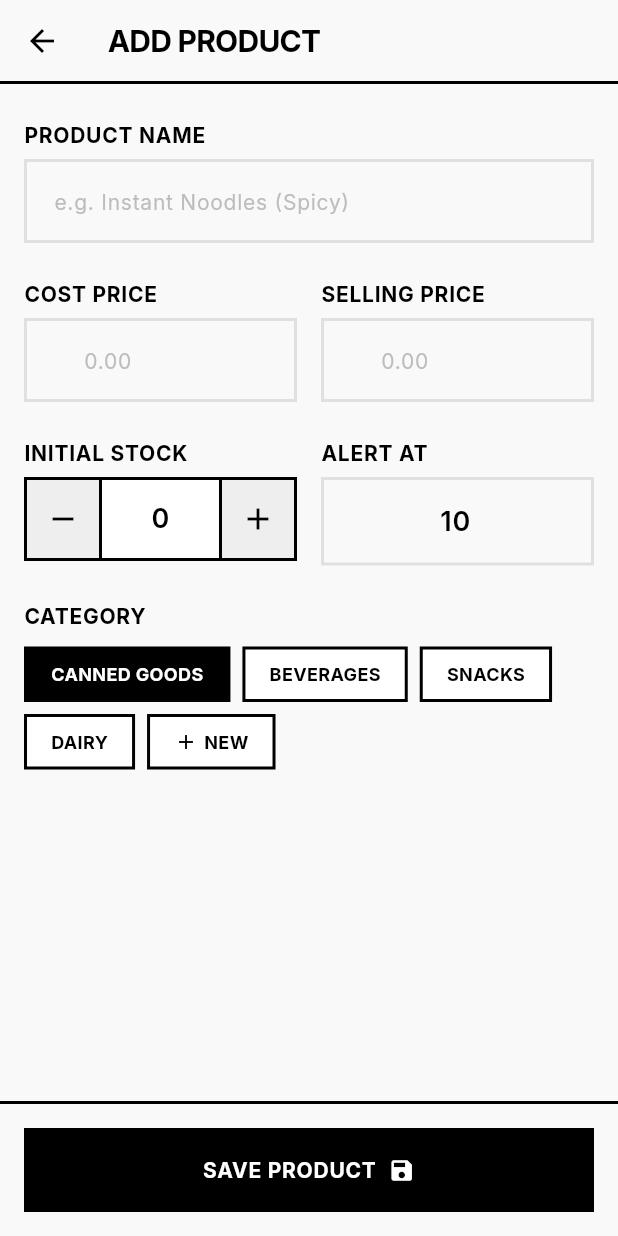
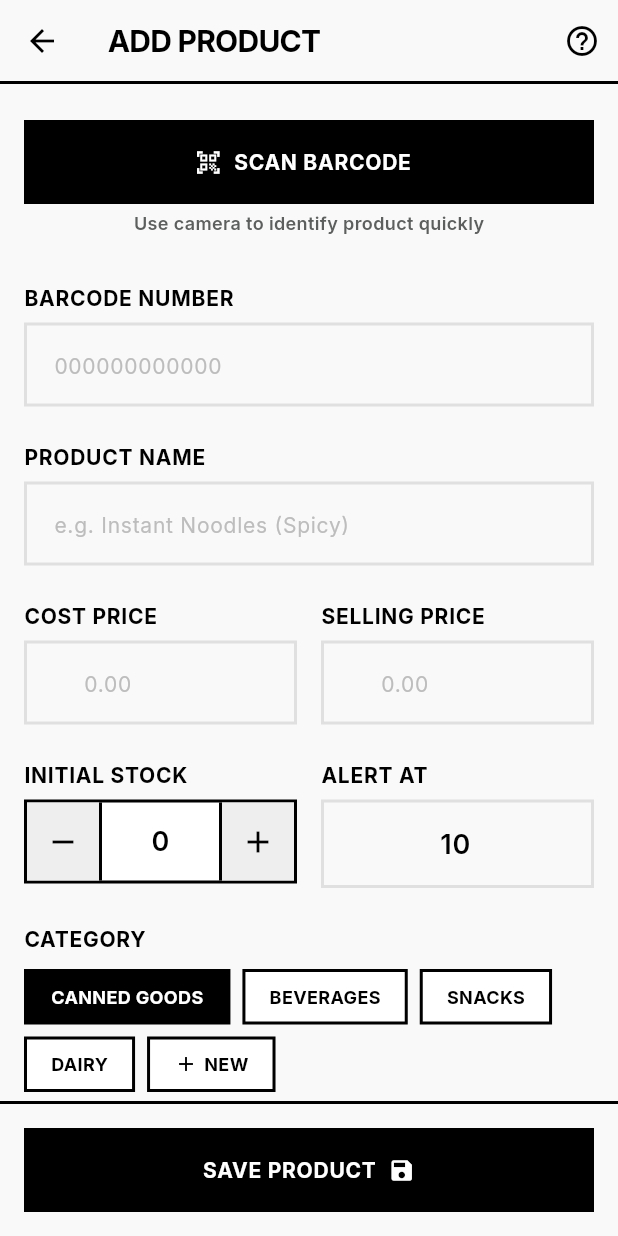
Before and after one commit to User-Suuro/sariapp-flutter, a Flutter app: the ProductForm screen opened directly, on a phone screen of 412 x 824 dp. Run offline on Flutter 3.47's test engine with Material 3 defaults, Android fonts, the phone set to English and light mode, and no system bars; our stand-ins replace flutter_dotenv, google_fonts, supabase_flutter; accounts and stored records are empty; network calls fail.

```diff
--- a/lib/routes/products/product_form.dart
+++ b/lib/routes/products/product_form.dart
@@ -12,6 +12,8 @@ class ProductForm extends StatefulWidget {
 
 class _ProductFormState extends State<ProductForm> {
   final _formKey = GlobalKey<FormState>();
+
+  final _barcodeController = TextEditingController();
   final _nameController = TextEditingController();
   final _costPriceController = TextEditingController();
   final _sellingPriceController = TextEditingController();
@@ -23,6 +25,7 @@ class _ProductFormState extends State<ProductForm> {
 
   @override
   void dispose() {
+    _barcodeController.dispose();
     _nameController.dispose();
     _costPriceController.dispose();
     _sellingPriceController.dispose();
@@ -30,11 +33,17 @@ class _ProductFormState extends State<ProductForm> {
     super.dispose();
   }
 
-  InputDecoration _inputDecoration({required String hintText, Widget? prefix}) {
+  InputDecoration _inputDecoration({
+    required String hintText,
+    Widget? prefix,
+  }) {
     return InputDecoration(
       hintText: hintText,
       prefix: prefix,
-      hintStyle: GoogleFonts.inter(color: Colors.grey.shade400, fontSize: 14),
+      hintStyle: GoogleFonts.inter(
+        color: Colors.grey.shade400,
+        fontSize: 14,
+      ),
       enabledBorder: OutlineInputBorder(
         borderSide: BorderSide(color: Colors.grey.shade300, width: 2.0),
         borderRadius: BorderRadius.zero,
@@ -153,10 +162,7 @@ class _ProductFormState extends State<ProductForm> {
                   });
                 },
                 child: Container(
-                  padding: const EdgeInsets.symmetric(
-                    horizontal: 16,
-                    vertical: 8,
-                  ),
+                  padding: const EdgeInsets.symmetric(horizontal: 16, vertical: 8),
                   decoration: BoxDecoration(
                     color: isSelected ? Colors.black : Colors.white,
                     border: Border.all(color: Colors.black, width: 2.0),
@@ -184,10 +190,7 @@ class _ProductFormState extends State<ProductForm> {
                 );
               },
               child: Container(
-                padding: const EdgeInsets.symmetric(
-                  horizontal: 16,
-                  vertical: 8,
-                ),
+                padding: const EdgeInsets.symmetric(horizontal: 16, vertical: 8),
                 decoration: BoxDecoration(
                   color: Colors.white,
                   border: Border.all(color: Colors.black, width: 2.0),
@@ -210,7 +213,7 @@ class _ProductFormState extends State<ProductForm> {
               ),
             ),
           ],
-        ),
+        )
       ],
     );
   }
@@ -246,18 +249,24 @@ class _ProductFormState extends State<ProductForm> {
       final category = _selectedCategory;
 
       // Insert product and query returned id
-      await Supabase.instance.client
-          .from('products')
-          .insert({
+      final response = await Supabase.instance.client.from('products').insert({
         'name': name,
         'desc': 'No description',
         'qty': qty,
         'price': costPrice,
         'price_sale': sellingPrice,
         'category': category,
-          })
-          .select('id')
-          .single();
+      }).select('id').single();
+
+      final insertedId = response['id'];
+
+      final barcodeStr = _barcodeController.text.trim();
+      if (barcodeStr.isNotEmpty) {
+        await Supabase.instance.client.from('product_barcode').insert({
+          'id': barcodeStr,
+          'product_id': insertedId,
+        });
+      }
 
       if (mounted) {
         ScaffoldMessenger.of(context).showSnackBar(
@@ -296,7 +305,12 @@ class _ProductFormState extends State<ProductForm> {
         preferredSize: const Size.fromHeight(56.0),
         child: Container(
           decoration: const BoxDecoration(
-            border: Border(bottom: BorderSide(color: Colors.black, width: 2.0)),
+            border: Border(
+              bottom: BorderSide(
+                color: Colors.black,
+                width: 2.0,
+              ),
+            ),
           ),
           child: AppBar(
             backgroundColor: const Color(0xFFF9F9F9),
@@ -314,6 +328,20 @@ class _ProductFormState extends State<ProductForm> {
                 letterSpacing: -0.5,
               ),
             ),
+            actions: [
+              IconButton(
+                icon: const Icon(Icons.help_outline, color: Colors.black),
+                onPressed: () {
+                  ScaffoldMessenger.of(context).showSnackBar(
+                    const SnackBar(
+                      content: Text('Enter barcode and details to add a new product.'),
+                      behavior: SnackBarBehavior.floating,
+                      backgroundColor: Colors.black,
+                    ),
+                  );
+                },
+              ),
+            ],
           ),
         ),
       ),
@@ -321,22 +349,69 @@ class _ProductFormState extends State<ProductForm> {
         child: Center(
           child: Container(
             constraints: const BoxConstraints(maxWidth: 672),
-            padding: const EdgeInsets.symmetric(
-              horizontal: 16.0,
-              vertical: 24.0,
-            ),
+            padding: const EdgeInsets.symmetric(horizontal: 16.0, vertical: 24.0),
             child: Form(
               key: _formKey,
               child: Column(
                 crossAxisAlignment: CrossAxisAlignment.start,
                 children: [
+                  SizedBox(
+                    width: double.infinity,
+                    height: 56,
+                    child: ElevatedButton.icon(
+                      onPressed: () {
+                        ScaffoldMessenger.of(context).showSnackBar(
+                          const SnackBar(
+                            content: Text('Barcode scanner helper starting...'),
+                            behavior: SnackBarBehavior.floating,
+                            backgroundColor: Colors.black,
+                          ),
+                        );
+                      },
+                      icon: const Icon(Icons.qr_code_scanner, color: Colors.white),
+                      label: Text(
+                        'SCAN BARCODE',
+                        style: GoogleFonts.inter(
+                          fontSize: 14,
+                          fontWeight: FontWeight.w700,
+                          letterSpacing: 0.5,
+                        ),
+                      ),
+                      style: ElevatedButton.styleFrom(
+                        backgroundColor: Colors.black,
+                        foregroundColor: Colors.white,
+                        elevation: 0,
+                        shape: const RoundedRectangleBorder(
+                          borderRadius: BorderRadius.zero,
+                        ),
+                      ),
+                    ),
+                  ),
+                  Center(
+                    child: Padding(
+                      padding: const EdgeInsets.only(top: 4, bottom: 32),
+                      child: Text(
+                        'Use camera to identify product quickly',
+                        style: GoogleFonts.inter(
+                          fontSize: 12,
+                          fontWeight: FontWeight.w600,
+                          color: const Color(0xFF5D5F5F),
+                        ),
+                      ),
+                    ),
+                  ),
+                  _buildFieldLabel('Barcode Number'),
+                  TextFormField(
+                    controller: _barcodeController,
+                    style: GoogleFonts.inter(fontSize: 16, color: Colors.black),
+                    decoration: _inputDecoration(hintText: '000000000000'),
+                  ),
+                  const SizedBox(height: 24),
                   _buildFieldLabel('Product Name'),
                   TextFormField(
                     controller: _nameController,
                     style: GoogleFonts.inter(fontSize: 16, color: Colors.black),
-                    decoration: _inputDecoration(
-                      hintText: 'e.g. Instant Noodles (Spicy)',
-                    ),
+                    decoration: _inputDecoration(hintText: 'e.g. Instant Noodles (Spicy)'),
                     validator: Validators.compose([
                       Validators.required('Product Name'),
                       Validators.minLength(3),
@@ -353,14 +428,8 @@ class _ProductFormState extends State<ProductForm> {
                             _buildFieldLabel('Cost Price'),
                             TextFormField(
                               controller: _costPriceController,
-                              keyboardType:
-                                  const TextInputType.numberWithOptions(
-                                    decimal: true,
-                                  ),
-                              style: GoogleFonts.inter(
-                                fontSize: 16,
-                                color: Colors.black,
-                              ),
+                              keyboardType: const TextInputType.numberWithOptions(decimal: true),
+                              style: GoogleFonts.inter(fontSize: 16, color: Colors.black),
                               decoration: _inputDecoration(
                                 hintText: '0.00',
                                 prefix: Padding(
@@ -375,8 +444,7 @@ class _ProductFormState extends State<ProductForm> {
                                   ),
                                 ),
                               ),
-                              validator: (val) =>
-                                  _validatePrice(val, 'Cost Price'),
+                              validator: (val) => _validatePrice(val, 'Cost Price'),
                             ),
                           ],
                         ),
@@ -389,14 +457,8 @@ class _ProductFormState extends State<ProductForm> {
                             _buildFieldLabel('Selling Price'),
                             TextFormField(
                               controller: _sellingPriceController,
-                              keyboardType:
-                                  const TextInputType.numberWithOptions(
-                                    decimal: true,
-                                  ),
-                              style: GoogleFonts.inter(
-                                fontSize: 16,
-                                color: Colors.black,
-                              ),
+                              keyboardType: const TextInputType.numberWithOptions(decimal: true),
+                              style: GoogleFonts.inter(fontSize: 16, color: Colors.black),
                               decoration: _inputDecoration(
                                 hintText: '0.00',
                                 prefix: Padding(
@@ -411,8 +473,7 @@ class _ProductFormState extends State<ProductForm> {
                                   ),
                                 ),
                               ),
-                              validator: (val) =>
-                                  _validatePrice(val, 'Selling Price'),
+                              validator: (val) => _validatePrice(val, 'Selling Price'),
                             ),
                           ],
                         ),
@@ -470,7 +531,9 @@ class _ProductFormState extends State<ProductForm> {
       bottomNavigationBar: Container(
         decoration: const BoxDecoration(
           color: Color(0xFFF9F9F9),
-          border: Border(top: BorderSide(color: Colors.black, width: 2.0)),
+          border: Border(
+            top: BorderSide(color: Colors.black, width: 2.0),
+          ),
         ),
         padding: const EdgeInsets.all(16.0),
         child: SizedBox(
@@ -492,10 +555,7 @@ class _ProductFormState extends State<ProductForm> {
                 ? const SizedBox(
                     height: 20,
                     width: 20,
-                    child: CircularProgressIndicator(
-                      color: Colors.white,
-                      strokeWidth: 2,
-                    ),
+                    child: CircularProgressIndicator(color: Colors.white, strokeWidth: 2),
                   )
                 : Row(
                     mainAxisAlignment: MainAxisAlignment.center,
```
Lines whose indentation alone changed are shown as unchanged.
